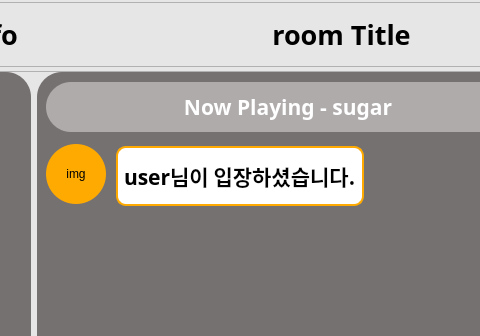
Before: the Qt Designer form ui/mainWindow.ui in bbeomgeun/IGRUS-IT-Contest, drawn with Qt 5; both pictures show x 223 to 703 and y 0 to 336 of the 1002 by 700 pixel window.
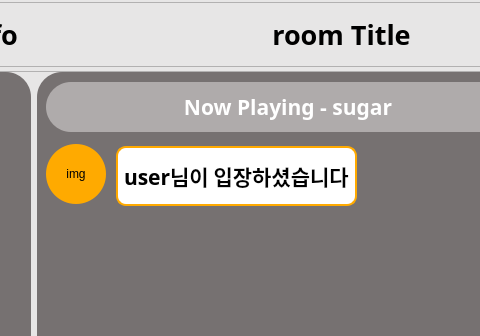
After: the same form once the commit is applied. The open tabs and pages were chosen to show the change. Icons and pictures are not drawn.

```diff
--- a/ui/mainWindow.ui
+++ b/ui/mainWindow.ui
@@ -1976,6 +1976,15 @@
               </item>
               <item>
                <widget class="QScrollArea" name="chatArea">
+                <property name="verticalScrollBarPolicy">
+                 <enum>Qt::ScrollBarAlwaysOff</enum>
+                </property>
+                <property name="horizontalScrollBarPolicy">
+                 <enum>Qt::ScrollBarAsNeeded</enum>
+                </property>
+                <property name="sizeAdjustPolicy">
+                 <enum>QAbstractScrollArea::AdjustIgnored</enum>
+                </property>
                 <property name="widgetResizable">
                  <bool>true</bool>
                 </property>
@@ -1984,8 +1993,8 @@
                   <rect>
                    <x>0</x>
                    <y>0</y>
-                   <width>391</width>
-                   <height>77</height>
+                   <width>706</width>
+                   <height>480</height>
                   </rect>
                  </property>
                  <layout class="QGridLayout" name="gridLayout_3">
@@ -2178,7 +2187,7 @@
 background-color: rgb(255, 255, 255);</string>
                        </property>
                        <property name="text">
-                        <string>user님이 입장하셨습니다.</string>
+                        <string>user님이 입장하셨습니다</string>
                        </property>
                       </widget>
                      </item>
```
Left out of the diff: 2 changed lines with no effect on the pictures.
